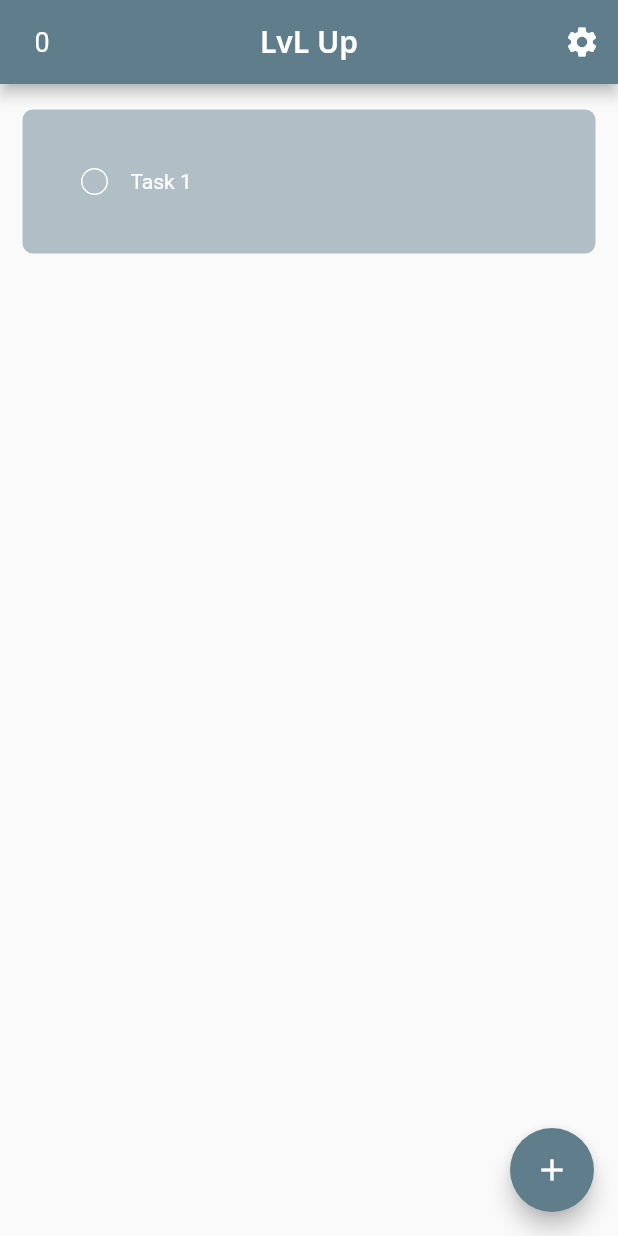
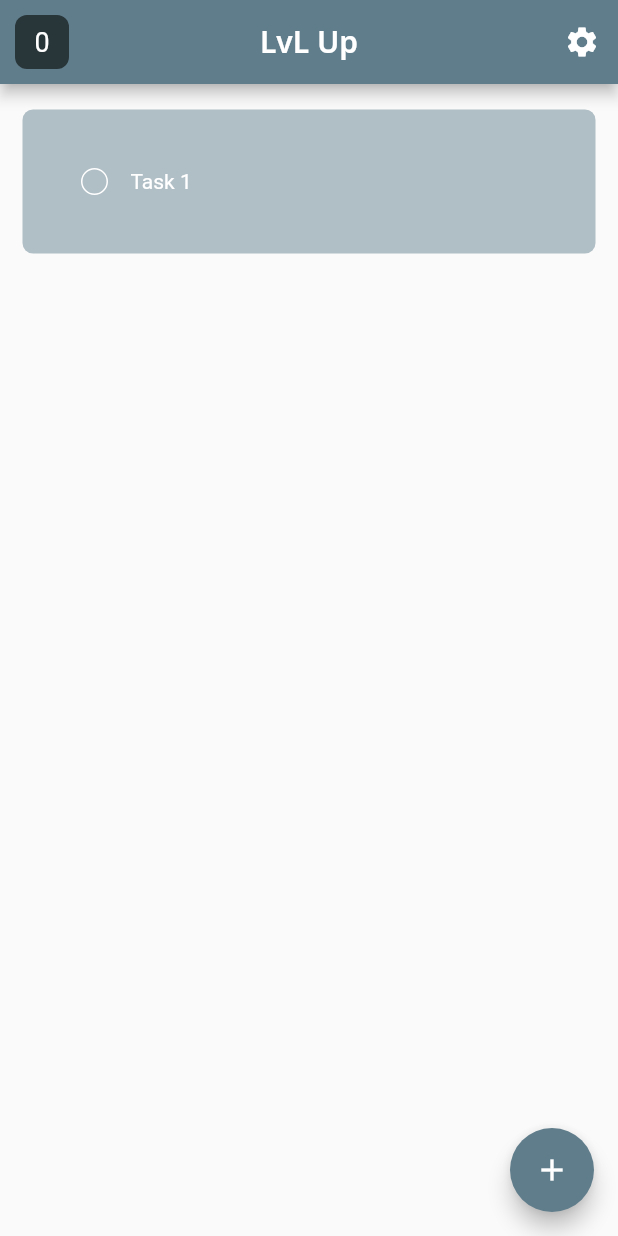
Before and after one commit to brunofreda/lvl-up, a Flutter app: the screen it shows after launch, on a phone screen of 412 x 824 dp. Run offline on Flutter 3.47's test engine with Material 2 defaults, Android fonts, the phone set to English and light mode, and no system bars; our stand-ins replace google_fonts.

Commit message:
Stylized and abstracted the score counter

```diff
--- a/lib/pages/main_tasks_page.dart
+++ b/lib/pages/main_tasks_page.dart
@@ -1,8 +1,10 @@
 import 'package:flutter/material.dart';
 import 'package:google_fonts/google_fonts.dart';
+import 'package:lvl_up/utilities/score_counter.dart';
 
 import '../utilities/add_item_button.dart';
 import '../utilities/items_list_visualizer.dart';
+import '../utilities/score_counter.dart';
 import '../utilities/setting_check_button_option.dart';
 
 class MainTasksPage extends StatefulWidget {
@@ -58,11 +60,8 @@ class _MainTasksPageState extends State<MainTasksPage> {
             ),
           ),
         centerTitle: true,
-        leading: Center(
-          child: Text(
-            '$score',
-            style: const TextStyle(fontSize: 18),
-          ),
+        leading: ScoreCounter(
+          score: score,
         ),
         actions: [
           SettingCheckButtonOption(
--- /dev/null
+++ b/lib/utilities/score_counter.dart
@@ -0,0 +1,28 @@
+import 'package:flutter/material.dart';
+
+class ScoreCounter extends StatelessWidget {
+  ScoreCounter({super.key, required this.score});
+
+  int score;
+
+  @override
+  Widget build(BuildContext context) {
+    return Padding(
+      padding: const EdgeInsets.all(10.0),
+      child: Container(
+        decoration: BoxDecoration(
+          borderRadius: BorderRadius.circular(8),
+          color: const Color.fromRGBO(40, 53, 57, 100),
+        ),
+        child: Center(
+          child: Text(
+            '$score',
+            style: const TextStyle(
+              fontSize: 18,
+            ),
+          ),
+        ),
+      ),
+    );
+  }
+}
```
